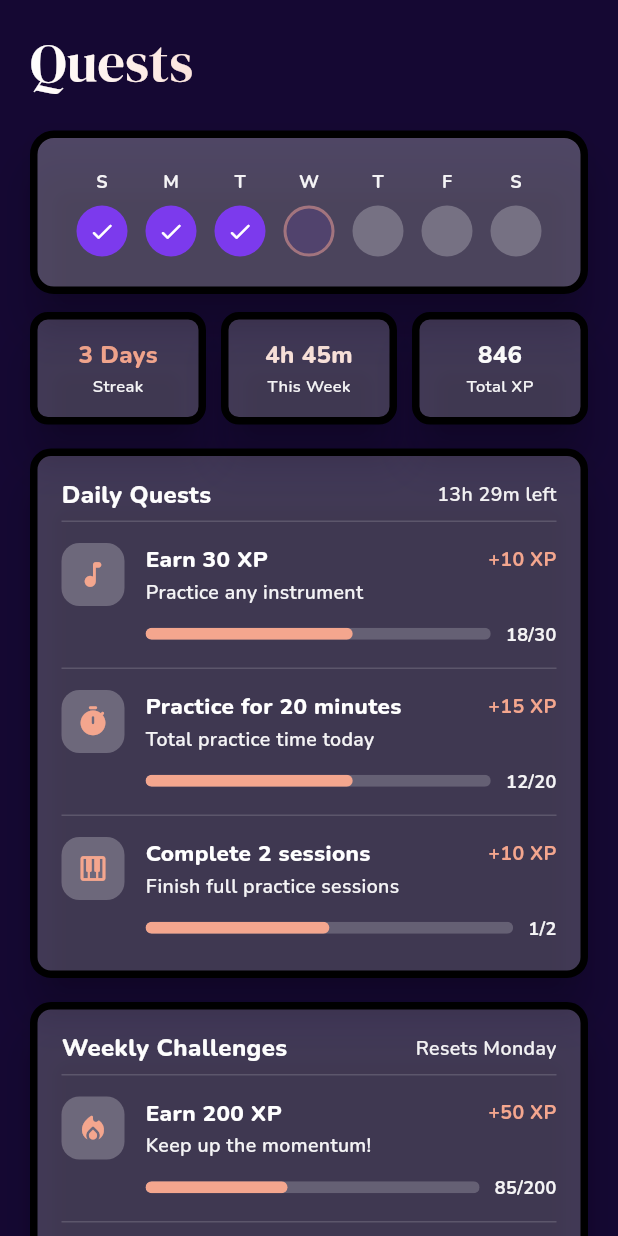
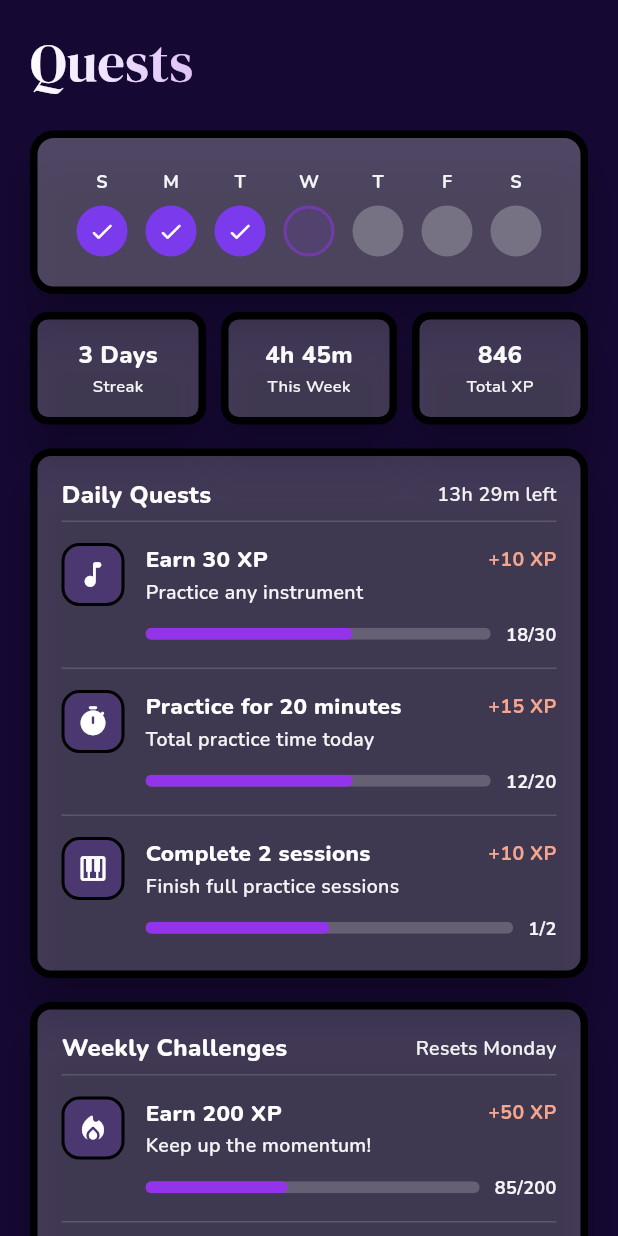
Before and after one commit to marlyocat/listzly, a Flutter app: the QuestsPage screen opened directly, on a phone screen of 412 x 824 dp. Run offline on Flutter 3.47's test engine with Material 3 defaults, Android fonts, the light colour scheme and no system bars; our stand-ins replace google_fonts, lottie; missing offline and left inert: turn_page_transition; project files that could hold a hidden picture were left out.

Commit message:
Update quest page

```diff
--- a/lib/pages/quests_page.dart
+++ b/lib/pages/quests_page.dart
@@ -124,7 +124,7 @@ class _QuestsPageState extends State<QuestsPage>
                 padding: const EdgeInsets.fromLTRB(20, 16, 20, 4),
                 child: ShaderMask(
                   shaderCallback: (bounds) => const LinearGradient(
-                    colors: [Colors.white, accentCoral],
+                    colors: [Colors.white, primaryLight],
                     begin: Alignment.topLeft,
                     end: Alignment.bottomRight,
                   ).createShader(bounds),
@@ -218,7 +218,7 @@ class _QuestsPageState extends State<QuestsPage>
                     shape: BoxShape.circle,
                     border: isToday && !completed
                         ? Border.all(
-                            color: accentCoral.withValues(alpha: 0.5),
+                            color: primaryLight.withValues(alpha: 0.5),
                             width: 2,
                           )
                         : null,
@@ -252,9 +252,9 @@ class _QuestsPageState extends State<QuestsPage>
       padding: const EdgeInsets.fromLTRB(20, 12, 20, 0),
       child: Row(
         children: [
-          _buildChip('3 Days', 'Streak', accentCoral),
+          _buildChip('3 Days', 'Streak', Colors.white),
           const SizedBox(width: 10),
-          _buildChip('4h 45m', 'This Week', accentCoralLight),
+          _buildChip('4h 45m', 'This Week', Colors.white),
           const SizedBox(width: 10),
           _buildChip('846', 'Total XP', Colors.white),
         ],
@@ -394,14 +394,13 @@ class _QuestsPageState extends State<QuestsPage>
                 decoration: BoxDecoration(
                   color: isComplete
                       ? primaryColor.withValues(alpha: 0.25)
-                      : darkSurfaceBg,
+                      : primaryColor.withValues(alpha: 0.2),
                   borderRadius: BorderRadius.circular(12),
+                  border: Border.all(color: Colors.black, width: 2),
                 ),
                 child: Icon(
                   isComplete ? Icons.check_rounded : quest.icon,
-                  color: isComplete
-                      ? primaryColor
-                      : accentCoral,
+                  color: Colors.white,
                   size: 22,
                 ),
               ),
@@ -469,7 +468,7 @@ class _QuestsPageState extends State<QuestsPage>
                                       decoration: BoxDecoration(
                                         color: isComplete
                                             ? primaryColor
-                                            : accentCoral,
+                                            : primaryLight,
                                         borderRadius:
                                             BorderRadius.circular(4),
                                       ),
```
